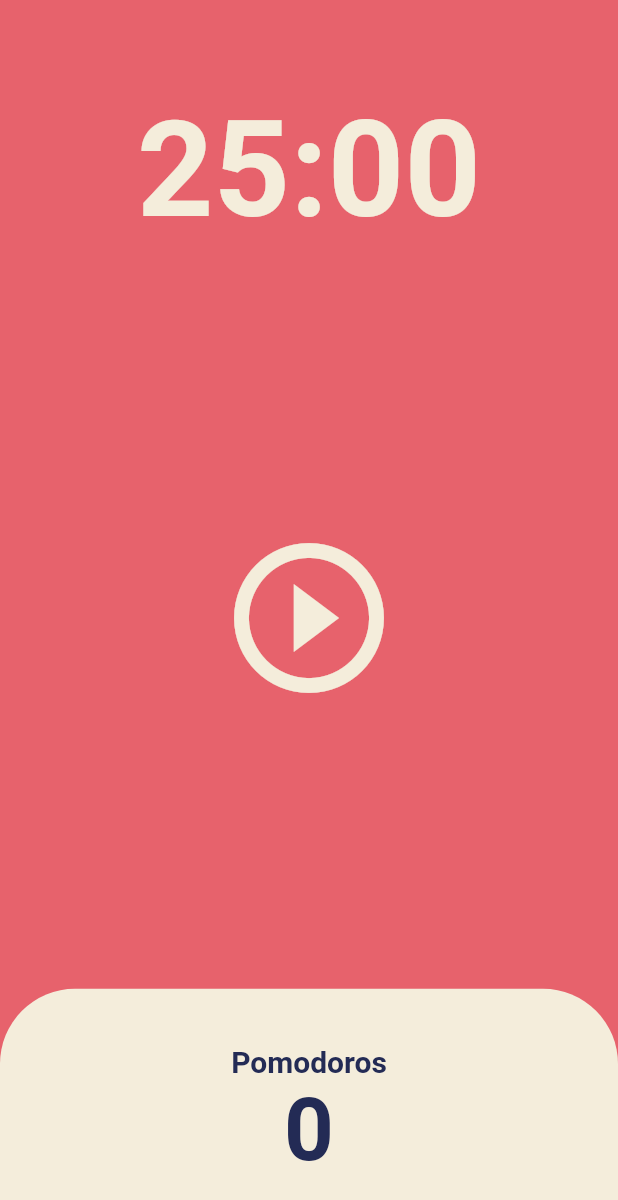
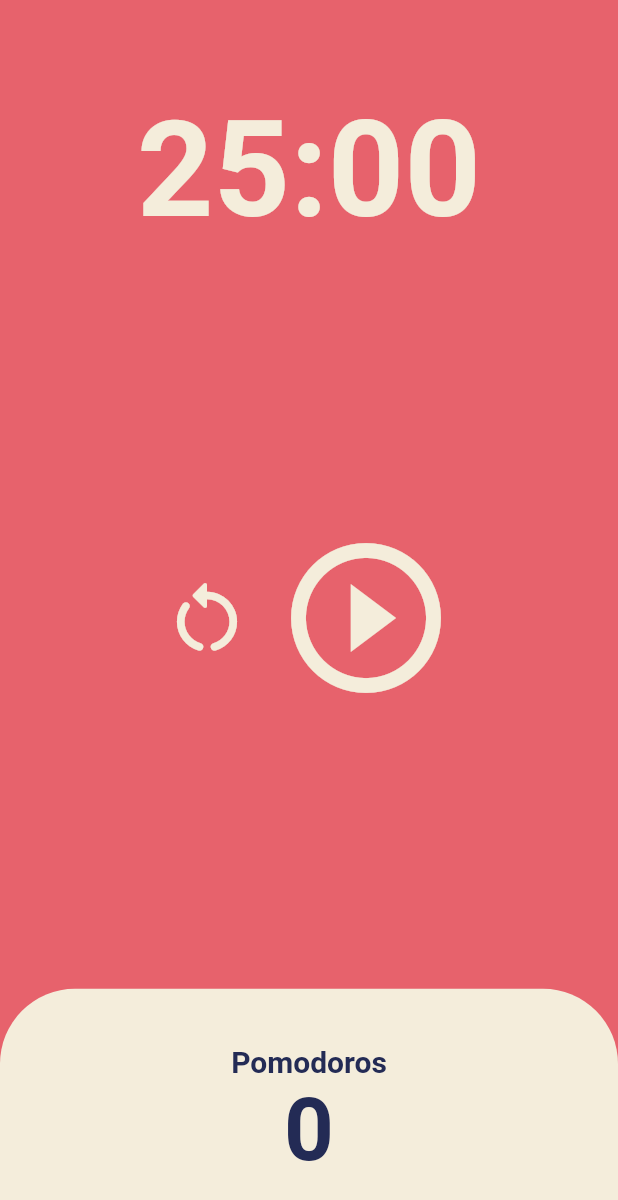
Before and after one commit to kanaheo/flutter_dart_practice, a Flutter app: the screen it shows after launch, on a phone screen of 412 x 824 dp. Shown: the top 1200 px of the screen. Run offline on Flutter 3.47's test engine with Material 2 defaults, Android fonts, the phone set to English and light mode, and no system bars.

Commit message:
reset button add

```diff
--- a/lib/screens/home_screen.dart
+++ b/lib/screens/home_screen.dart
@@ -45,6 +45,14 @@ class _HomeScreenState extends State<HomeScreen> {
     });
   }
 
+  void onReset() {
+    timer.cancel();
+    setState(() {
+      isRunning = false;
+      totalSeconds = setiMinutes;
+    });
+  }
+
   String format(int seconds) {
     var duration = Duration(seconds: seconds);
     return duration.toString().split(".").first.substring(2, 7);
@@ -72,8 +80,19 @@ class _HomeScreenState extends State<HomeScreen> {
           ),
           Flexible(
             flex: 3,
-            child: Center(
-              child: IconButton(
+            child: Column(
+              mainAxisAlignment: MainAxisAlignment.center,
+              children: [
+                Row(
+                  mainAxisAlignment: MainAxisAlignment.center,
+                  children: [
+                    IconButton(
+                      iconSize: 60,
+                      color: Theme.of(context).cardColor,
+                      onPressed: onReset,
+                      icon: const Icon(Icons.restart_alt_rounded),
+                    ),
+                    IconButton(
                       iconSize: 120,
                       color: Theme.of(context).cardColor,
                       onPressed: isRunning ? onPausePressed : onStartPressed,
@@ -81,6 +100,9 @@ class _HomeScreenState extends State<HomeScreen> {
                           ? Icons.pause_circle_outline
                           : Icons.play_circle_outline),
                     ),
+                  ],
+                ),
+              ],
             ),
           ),
           Flexible(
```
Lines whose indentation alone changed are shown as unchanged.
